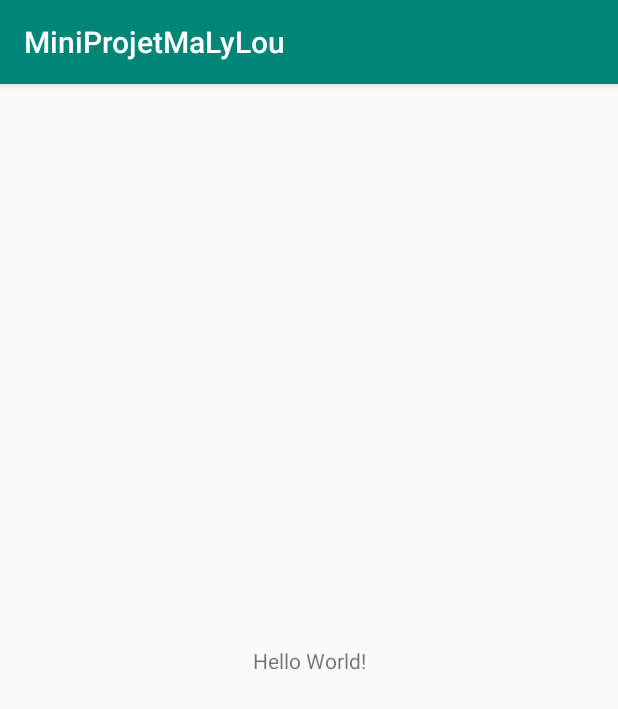
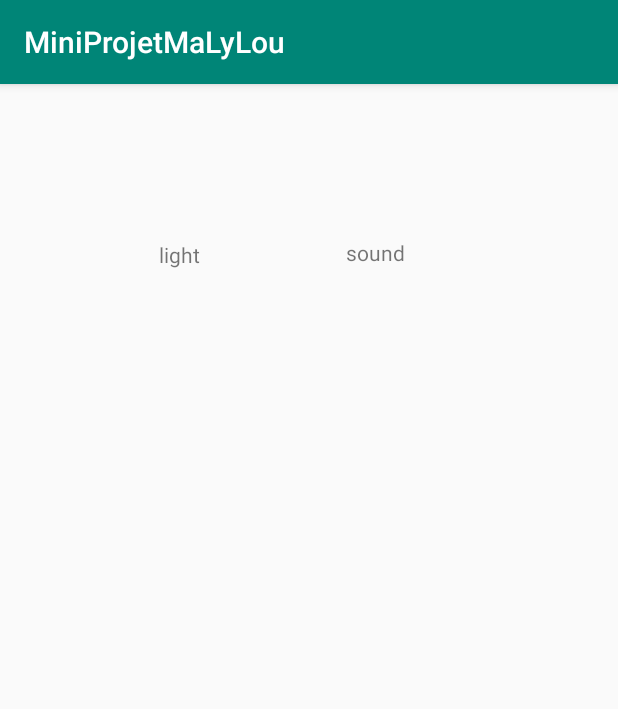
Before and after one commit to LouisJacques/MiniProjetMaLyLou, an Android app: the screen it shows after launch (MainActivity), on a phone screen of 412 x 824 dp. Shown: the top 709 px of the screen. Run offline under Robolectric (Android 15) with nearby library versions, the phone set to English and light mode, and no system bars.

Commit message:
To detect light with light sensor

```diff
--- a/app/src/main/java/helloandroid/m2dl/miniprojetmalylou/MainActivity.java
+++ b/app/src/main/java/helloandroid/m2dl/miniprojetmalylou/MainActivity.java
@@ -1,13 +1,62 @@
 package helloandroid.m2dl.miniprojetmalylou;
 
+import android.graphics.Color;
+import android.hardware.Sensor;
+import android.hardware.SensorEvent;
+import android.hardware.SensorEventListener;
+import android.hardware.SensorManager;
 import android.support.v7.app.AppCompatActivity;
 import android.os.Bundle;
+import android.widget.TextView;
 
-public class MainActivity extends AppCompatActivity {
+public class MainActivity extends AppCompatActivity implements SensorEventListener {
+
+    private TextView textViewLight;
+    private TextView textViewSound;
+
+    private SensorManager sensorManager;
 
     @Override
     protected void onCreate(Bundle savedInstanceState) {
         super.onCreate(savedInstanceState);
         setContentView(R.layout.activity_main);
+
+        textViewLight = findViewById(R.id.light);
+        textViewSound = findViewById(R.id.sound);
     }
+
+    @Override
+    public void onSensorChanged(SensorEvent event) {
+        if(event.sensor.getType()==Sensor.TYPE_LIGHT) {
+            int value = (int) event.values[0];
+
+            textViewLight.setBackgroundColor(Color.rgb(value, value, value));
+            textViewLight.setText("" + value);
+        }
+    }
+
+    @Override
+    public void onAccuracyChanged(Sensor sensor, int accuracy) {
+
+    }
+
+    @Override
+    protected void onResume() {
+        super.onResume();
+
+        sensorManager =  (SensorManager) getSystemService(SENSOR_SERVICE);
+
+        sensorManager.registerListener(
+                this,
+                sensorManager.getDefaultSensor(Sensor.TYPE_LIGHT),
+                SensorManager.SENSOR_DELAY_NORMAL
+        );
+    }
+
+    @Override
+    protected void onStop() {
+        sensorManager.unregisterListener(this);
+        super.onStop();
+    }
+
 }
--- a/app/src/main/res/layout/activity_main.xml
+++ b/app/src/main/res/layout/activity_main.xml
@@ -7,12 +7,31 @@
     tools:context=".MainActivity">
 
     <TextView
-        android:layout_width="wrap_content"
-        android:layout_height="wrap_content"
-        android:text="Hello World!"
+        android:id="@+id/light"
+        android:layout_width="36dp"
+        android:layout_height="24dp"
+        android:layout_marginStart="8dp"
+        android:layout_marginTop="8dp"
+        android:layout_marginEnd="8dp"
+        android:layout_marginBottom="8dp"
+        android:text="light"
         app:layout_constraintBottom_toBottomOf="parent"
-        app:layout_constraintLeft_toLeftOf="parent"
-        app:layout_constraintRight_toRightOf="parent"
-        app:layout_constraintTop_toTopOf="parent" />
+        app:layout_constraintEnd_toStartOf="@+id/sound"
+        app:layout_constraintHorizontal_bias="0.548"
+        app:layout_constraintStart_toStartOf="parent"
+        app:layout_constraintTop_toTopOf="parent"
+        app:layout_constraintVertical_bias="0.132" />
 
+    <TextView
+        android:id="@+id/sound"
+        android:layout_width="73dp"
+        android:layout_height="36dp"
+        android:layout_marginTop="8dp"
+        android:layout_marginEnd="108dp"
+        android:layout_marginBottom="8dp"
+        android:text="sound"
+        app:layout_constraintBottom_toBottomOf="parent"
+        app:layout_constraintEnd_toEndOf="parent"
+        app:layout_constraintTop_toTopOf="parent"
+        app:layout_constraintVertical_bias="0.132" />
 </android.support.constraint.ConstraintLayout>
```
